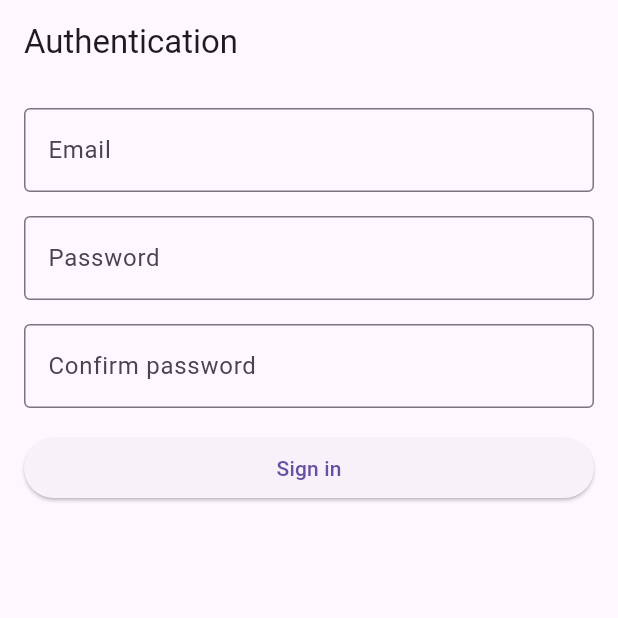
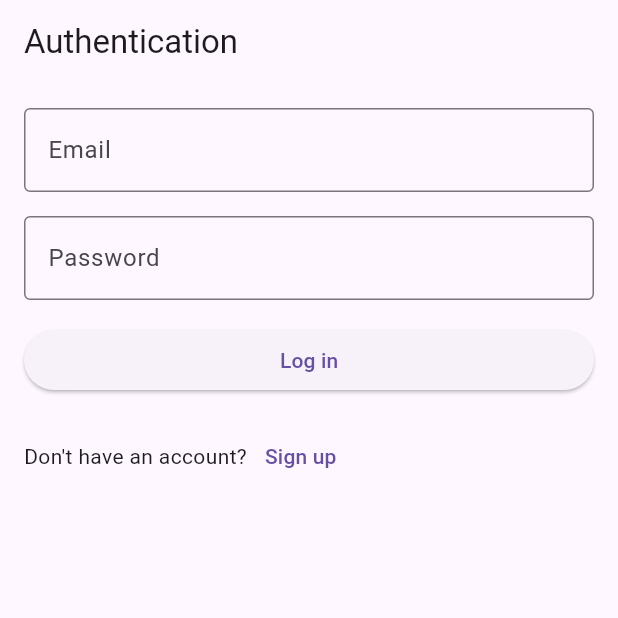
Before and after one commit to Rymfaar/daggerheart-beyond, a Flutter app: the screen it shows after launch, on a phone screen of 412 x 824 dp, the top half of it. Run offline on Flutter 3.47's test engine with Material 3 defaults, Android fonts, the phone set to English and light mode, and no system bars; our stand-ins replace equatable, firebase_auth, firebase_core, flutter_bloc; accounts and stored records are empty.

Commit message:
feat(auth): working log-in process

```diff
--- a/lib/data/data_sources/firebase_auth_data_source.dart
+++ b/lib/data/data_sources/firebase_auth_data_source.dart
@@ -13,7 +13,7 @@ class FirebaseAuthDataSource {
     return userCredential;
   }
 
-  Future<UserCredential> signIn({
+  Future<UserCredential> logIn({
     required String email,
     required String password,
   }) async {
--- a/lib/data/repositories/auth_repository.dart
+++ b/lib/data/repositories/auth_repository.dart
@@ -34,9 +34,9 @@ class AuthRepository implements IAuthRepository {
   }
 
   @override
-  Future<UserEntity> signIn(String email, String password) async {
+  Future<UserEntity> logIn(String email, String password) async {
     try {
-      final userCredential = await _dataSource.signIn(
+      final userCredential = await _dataSource.logIn(
         email: email,
         password: password,
       );
--- a/lib/domain/blocs/auth/auth_state.dart
+++ b/lib/domain/blocs/auth/auth_state.dart
@@ -6,9 +6,7 @@ sealed class AuthState extends Equatable {
 }
 
 //* Initial state
-class AuthLogIn extends AuthState {}
-
-class AuthSignIn extends AuthState {}
+class AuthUnauthenticated extends AuthState {}
 
 class AuthLoading extends AuthState {}
 
@@ -21,10 +19,10 @@ class AuthError extends AuthState {
   List<Object?> get props => [exception];
 }
 
-class AuthSignedIn extends AuthState {
+class AuthLoggedIn extends AuthState {
   final UserEntity user;
 
-  AuthSignedIn(this.user);
+  AuthLoggedIn(this.user);
 
   @override
   List<Object?> get props => [user];
--- a/lib/domain/repositories/auth_repository.dart
+++ b/lib/domain/repositories/auth_repository.dart
@@ -2,6 +2,6 @@ import 'package:daggerheart_beyond/domain/entities/user_entity.dart';
 
 abstract class IAuthRepository {
   Future<UserEntity> signUp(String username, String email, String password);
-  Future<UserEntity> signIn(String email, String password);
+  Future<UserEntity> logIn(String email, String password);
   Future<void> signOut();
 }
--- a/lib/l10n/app_en.arb
+++ b/lib/l10n/app_en.arb
@@ -1,8 +1,9 @@
 {
     "@@locale": "en",
     "language": "English",
+    "genericError": "Sorry, an error occurred. Please try again.",
     "auth": "AUTHENTICATION",
-    "auth_signIn": "Sign in",
+    "auth_signUp": "Sign up",
     "auth_logIn": "Log in",
     "auth_email": "Email",
     "auth_password": "Password",
@@ -10,5 +11,8 @@
     "auth_noEmailError": "Please enter your email",
     "auth_invalidEmailError": "Please enter a valid email",
     "auth_noPasswordError": "Please enter your password",
-    "auth_shortPasswordError": "Password must be at least 6 characters"
+    "auth_shortPasswordError": "Password must be at least 6 characters",
+    "auth_notMatchingPasswordError": "Passwords do not match",
+    "auth_userHasAccount": "Already have an account?",
+    "auth_userHasNoAccount": "Don't have an account?"
 }
--- a/lib/l10n/src/app_localizations.dart
+++ b/lib/l10n/src/app_localizations.dart
@@ -104,17 +104,23 @@ abstract class AppLocalizations {
   /// **'English'**
   String get language;
 
+  /// No description provided for @genericError.
+  ///
+  /// In en, this message translates to:
+  /// **'Sorry, an error occurred. Please try again.'**
+  String get genericError;
+
   /// No description provided for @auth.
   ///
   /// In en, this message translates to:
   /// **'AUTHENTICATION'**
   String get auth;
 
-  /// No description provided for @auth_signIn.
+  /// No description provided for @auth_signUp.
   ///
   /// In en, this message translates to:
-  /// **'Sign in'**
-  String get auth_signIn;
+  /// **'Sign up'**
+  String get auth_signUp;
 
   /// No description provided for @auth_logIn.
   ///
@@ -163,6 +169,24 @@ abstract class AppLocalizations {
   /// In en, this message translates to:
   /// **'Password must be at least 6 characters'**
   String get auth_shortPasswordError;
+
+  /// No description provided for @auth_notMatchingPasswordError.
+  ///
+  /// In en, this message translates to:
+  /// **'Passwords do not match'**
+  String get auth_notMatchingPasswordError;
+
+  /// No description provided for @auth_userHasAccount.
+  ///
+  /// In en, this message translates to:
+  /// **'Already have an account?'**
+  String get auth_userHasAccount;
+
+  /// No description provided for @auth_userHasNoAccount.
+  ///
+  /// In en, this message translates to:
+  /// **'Don\'t have an account?'**
+  String get auth_userHasNoAccount;
 }
 
 class _AppLocalizationsDelegate
--- a/lib/presentation/features/auth/auth_view.dart
+++ b/lib/presentation/features/auth/auth_view.dart
@@ -12,7 +12,9 @@ class AuthView extends StatefulWidget {
 }
 
 class _AuthViewState extends State<AuthView> {
-  final _formKey = GlobalKey<FormState>();
+  var _userHasAccount = true;
+  final _signUpFormKey = GlobalKey<FormState>();
+  final _logInFormKey = GlobalKey<FormState>();
   final _emailController = TextEditingController();
   final _usernameController = TextEditingController();
   final _passwordController = TextEditingController();
@@ -39,14 +41,11 @@ class _AuthViewState extends State<AuthView> {
     return null;
   }
 
-  void _onSignInPressed(BuildContext context) {
-    print("SignIn button pressed");
-    final isFormValid = _formKey.currentState?.validate() ?? false;
-    print("Form valid: $isFormValid");
+  void _onSignUpPressed(BuildContext context) {
+    final isFormValid = _signUpFormKey.currentState?.validate() ?? false;
     final password = _passwordController.text;
     final passwordConfirm = _passwordConfirmController.text;
     final arePasswordsMatching = password == passwordConfirm;
-    print("Passwords matching: $arePasswordsMatching");
     if (isFormValid && arePasswordsMatching) {
       context.read<AuthBloc>().add(
         CreateAccountPressed(
@@ -58,11 +57,25 @@ class _AuthViewState extends State<AuthView> {
     }
   }
 
-  Widget _buildSignIn() {
-    return Form(
-      key: _formKey,
+  void _onLogInPressed(BuildContext context) {
+    final isFormValid = _logInFormKey.currentState?.validate() ?? false;
+    if (isFormValid) {
+      context.read<AuthBloc>().add(
+        LogInPressed(
+          email: _emailController.text,
+          password: _passwordController.text,
+        ),
+      );
+    }
+  }
+
+  Widget _buildSignUp() {
+    return Column(
+      crossAxisAlignment: CrossAxisAlignment.center,
+      children: [
+        Form(
+          key: _signUpFormKey,
           child: Column(
-        mainAxisSize: MainAxisSize.min,
             children: [
               Spacings.verticalMd,
               TextFormField(
@@ -99,7 +112,9 @@ class _AuthViewState extends State<AuthView> {
                   return SizedBox(
                     width: double.infinity,
                     child: ElevatedButton(
-                  onPressed: isLoading ? null : () => _onSignInPressed(context),
+                      onPressed: isLoading
+                          ? null
+                          : () => _onSignUpPressed(context),
                       child: isLoading
                           ? const SizedBox(
                               width: 24,
@@ -109,35 +124,108 @@ class _AuthViewState extends State<AuthView> {
                                 strokeWidth: 2,
                               ),
                             )
-                      : Text(AppLocalizations.of(context)!.auth_signIn),
+                          : Text(AppLocalizations.of(context)!.auth_signUp),
                     ),
                   );
                 },
               ),
             ],
           ),
+        ),
+        Row(
+          children: [
+            Text(AppLocalizations.of(context)!.auth_userHasAccount),
+            TextButton(
+              onPressed: () {
+                setState(() {
+                  _userHasAccount = !_userHasAccount;
+                });
+              },
+              child: Text(AppLocalizations.of(context)!.auth_logIn),
+            ),
+          ],
+        ),
+      ],
+    );
+  }
+
+  Widget _buildLogIn() {
+    return Column(
+      children: [
+        Form(
+          key: _logInFormKey,
+          child: Column(
+            children: [
+              Spacings.verticalMd,
+              TextFormField(
+                controller: _emailController,
+                decoration: InputDecoration(
+                  labelText: AppLocalizations.of(context)!.auth_email,
+                  border: OutlineInputBorder(),
+                ),
+                keyboardType: TextInputType.emailAddress,
+                validator: (value) => _validateEmail(value),
+              ),
+              Spacings.verticalMd,
+              TextFormField(
+                controller: _passwordController,
+                decoration: InputDecoration(
+                  labelText: AppLocalizations.of(context)!.auth_password,
+                  border: OutlineInputBorder(),
+                ),
+              ),
+            ],
+          ),
+        ),
+        Spacings.verticalMd,
+        BlocBuilder<AuthBloc, AuthState>(
+          builder: (context, state) {
+            final isLoading = state is AuthLoading;
+            return SizedBox(
+              width: double.infinity,
+              child: ElevatedButton(
+                onPressed: isLoading ? null : () => _onLogInPressed(context),
+                child: isLoading
+                    ? const SizedBox(
+                        width: 24,
+                        height: 24,
+                        child: CircularProgressIndicator(
+                          color: Colors.white,
+                          strokeWidth: 2,
+                        ),
+                      )
+                    : Text(AppLocalizations.of(context)!.auth_logIn),
+              ),
+            );
+          },
+        ),
+        Spacings.verticalMd,
+        Row(
+          children: [
+            Text(AppLocalizations.of(context)!.auth_userHasNoAccount),
+            TextButton(
+              onPressed: () {
+                setState(() {
+                  _userHasAccount = !_userHasAccount;
+                });
+              },
+              child: Text(AppLocalizations.of(context)!.auth_signUp),
+            ),
+          ],
+        ),
+      ],
     );
   }
 
   @override
   Widget build(BuildContext context) {
-    //! UNSIGNED, Sign-in
-    //* username field
-    //* password confirm field
-    //* sign in button
-    //* go to sign in button
-    //! UNSIGNED, Log-in
-    //* username / email field
-    //* password field
-    //* sign in button
-    //* go to sign ip button
     return Scaffold(
       appBar: AppBar(title: const Text('Authentication')),
       body: BlocListener<AuthBloc, AuthState>(
         listener: (context, state) {},
         child: SingleChildScrollView(
           padding: const EdgeInsets.only(left: Spacings.md, right: Spacings.md),
-          child: _buildSignIn(),
+          child: _userHasAccount ? _buildLogIn() : _buildSignUp(),
         ),
       ),
     );
```
Also changed, not shown: lib/domain/blocs/auth/auth_bloc.dart (+4 -10 lines), lib/l10n/app_fr.arb (+6 -2 lines), lib/l10n/src/app_localizations_en.dart (+13 -1 lines), lib/l10n/src/app_localizations_fr.dart (+15 -1 lines), 2 other files. Lines whose indentation alone changed are shown as unchanged.
